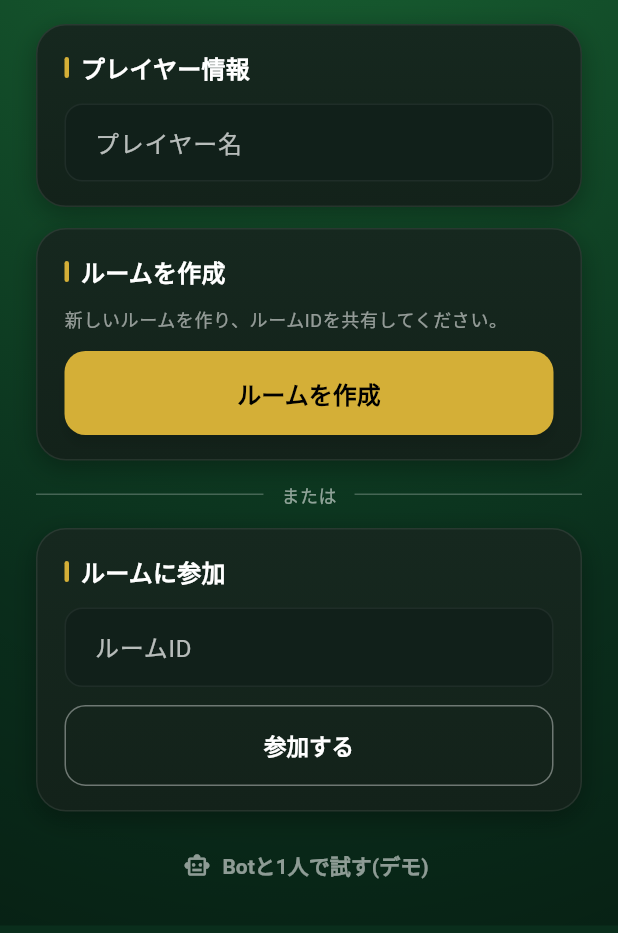
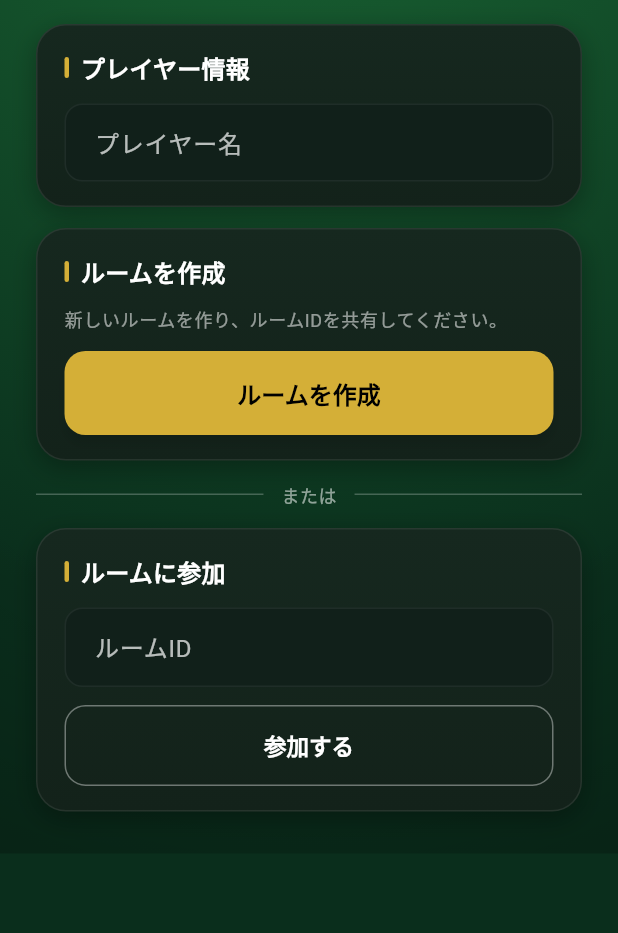
Before and after one commit to MasqueradeBall/pokerchips, a Flutter app: the screen it shows after launch, on a phone screen of 412 x 824 dp, the part 303-1236 px from its top. Run offline on Flutter 3.47's test engine with Material 3 defaults, Android fonts, the phone set to English and light mode, and no system bars; our stand-ins replace flutter_riverpod, google_mobile_ads, supabase_flutter; accounts and stored records are empty; network calls fail.

Commit message:
chore: 本番向けにデモモードボタンを非表示

```diff
--- a/lib/screens/home/home_screen.dart
+++ b/lib/screens/home/home_screen.dart
@@ -80,11 +80,11 @@ class _HomeScreenState extends ConsumerState<HomeScreen>
     );
   }
 
-  /// Botと1人で対戦できるオフラインデモを開始する。
-  Future<void> _startDemo() {
-    ref.read(demoModeProvider.notifier).state = true;
-    return _run((controller) => controller.createRoom(hostName: _playerName));
-  }
+  /// Botと1人で対戦できるオフラインデモを開始する(本番では非表示)。
+  // Future<void> _startDemo() {
+  //   ref.read(demoModeProvider.notifier).state = true;
+  //   return _run((controller) => controller.createRoom(hostName: _playerName));
+  // }
 
   /// [start]〜[start+0.45]の区間でフェード+スライドインさせるラッパー。
   Widget _reveal(double start, Widget child) {
@@ -179,14 +179,15 @@ class _HomeScreenState extends ConsumerState<HomeScreen>
                   ],
                 )),
                 const SizedBox(height: 12),
-                _reveal(0.62, Center(
-                  child: TextButton.icon(
-                    onPressed: _busy ? null : _startDemo,
-                    icon: const Icon(Icons.smart_toy_outlined, size: 18),
-                    label: const Text('Botと1人で試す(デモ)'),
-                    style: TextButton.styleFrom(foregroundColor: Colors.white54),
-                  ),
-                )),
+                // デモモードボタン(本番では非表示)
+                // _reveal(0.62, Center(
+                //   child: TextButton.icon(
+                //     onPressed: _busy ? null : _startDemo,
+                //     icon: const Icon(Icons.smart_toy_outlined, size: 18),
+                //     label: const Text('Botと1人で試す(デモ)'),
+                //     style: TextButton.styleFrom(foregroundColor: Colors.white54),
+                //   ),
+                // )),
               ],
             ),
           ),
```
